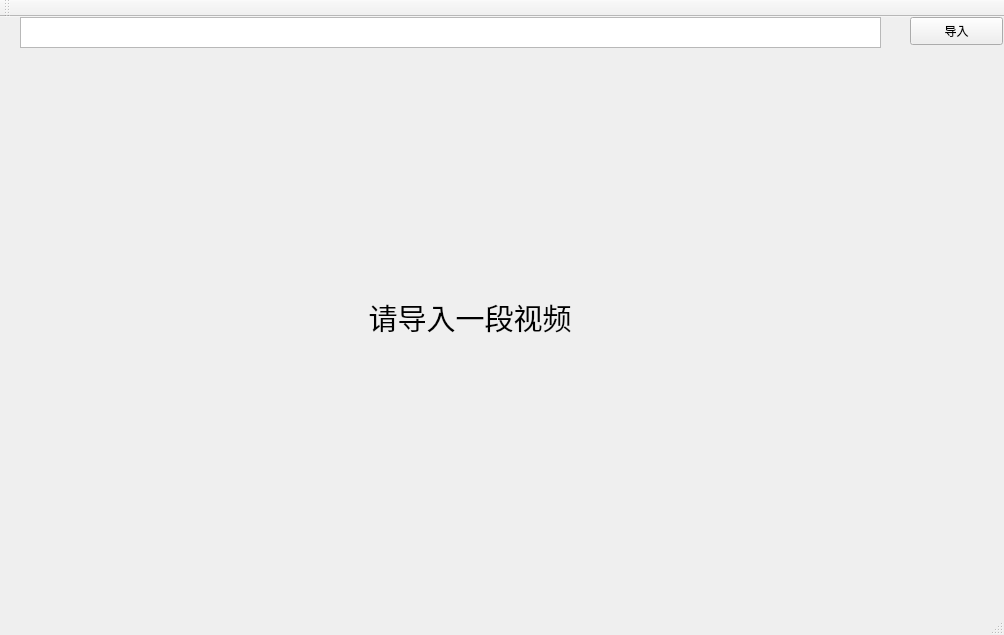
anuding/SRTP, file QtGuiApplication1/QtGuiApplication1/QtGuiApplication1.ui: the form before one commit.
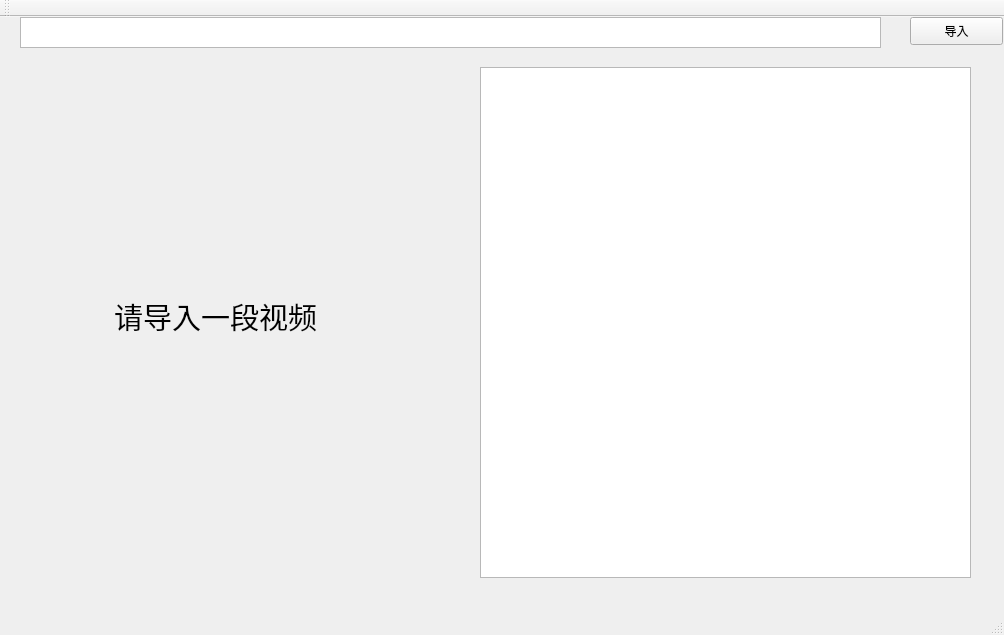
The form after the commit.

Diff of the .ui file:
```diff
--- a/QtGuiApplication1/QtGuiApplication1/QtGuiApplication1.ui
+++ b/QtGuiApplication1/QtGuiApplication1/QtGuiApplication1.ui
@@ -41,9 +41,9 @@
     <property name="geometry">
      <rect>
       <x>20</x>
-      <y>50</y>
-      <width>900</width>
-      <height>500</height>
+      <y>49</y>
+      <width>391</width>
+      <height>501</height>
      </rect>
     </property>
     <property name="font">
@@ -59,6 +59,16 @@
      <set>Qt::AlignCenter</set>
     </property>
    </widget>
+   <widget class="QListWidget" name="Lst_KeyFrames">
+    <property name="geometry">
+     <rect>
+      <x>480</x>
+      <y>50</y>
+      <width>491</width>
+      <height>511</height>
+     </rect>
+    </property>
+   </widget>
   </widget>
   <widget class="QMenuBar" name="menuBar">
    <property name="geometry">
```
